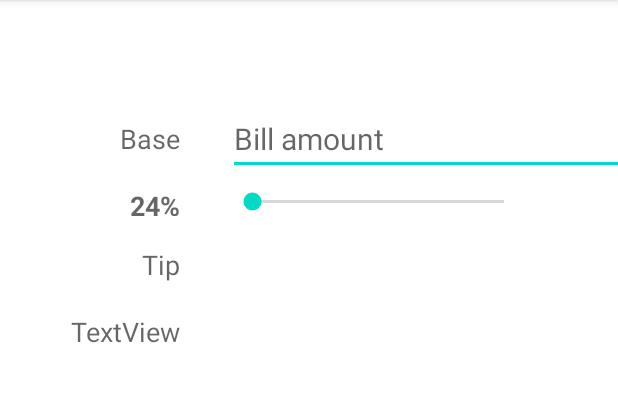
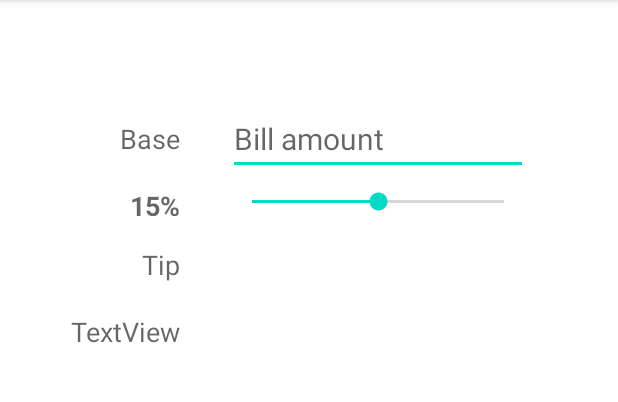
Before and after one commit to Mimitwinkle/Tippy, an Android app: the screen it shows after launch (MainActivity), on a phone screen of 412 x 824 dp, the part 84-486 px from its top. Run offline under Robolectric (Android 15) with nearby library versions, the phone set to English and light mode, and no system bars.

Commit message:
Basic functionality implemented

```diff
--- a/app/src/main/java/io/mimitwinkle/tippy/MainActivity.kt
+++ b/app/src/main/java/io/mimitwinkle/tippy/MainActivity.kt
@@ -1,11 +1,76 @@
 package io.mimitwinkle.tippy
 
+import android.content.ContentValues.TAG
 import androidx.appcompat.app.AppCompatActivity
 import android.os.Bundle
+import android.text.Editable
+import android.text.TextWatcher
+import android.util.Log
+import android.widget.EditText
+import android.widget.SeekBar
+import android.widget.TextView
 
+private const val TAG = "MainActivity"
+private const val INITIAL_TIP_PERCENT = 15
 class MainActivity : AppCompatActivity() {
+    private lateinit var etBaseAmount : EditText
+    private lateinit var seekBarTip : SeekBar
+    private lateinit var tvTipPercent : TextView
+    private lateinit var tvTipAmount : TextView
+    private lateinit var tvTotalAmount : TextView
+
     override fun onCreate(savedInstanceState: Bundle?) {
         super.onCreate(savedInstanceState)
         setContentView(R.layout.activity_main)
+        etBaseAmount = findViewById(R.id.etBaseAmount)
+        seekBarTip = findViewById(R.id.seekBarTip)
+        tvTipPercent = findViewById(R.id.tvTipPercentLabel)
+        tvTipAmount = findViewById(R.id.tvTipAmount)
+        tvTotalAmount = findViewById(R.id.tvTotalAmount)
+
+        seekBarTip.progress = INITIAL_TIP_PERCENT
+        tvTipPercent.text = "$INITIAL_TIP_PERCENT%"
+
+        seekBarTip.setOnSeekBarChangeListener(object: SeekBar.OnSeekBarChangeListener {
+            override fun onProgressChanged(seekBar: SeekBar?, progress: Int, fromUser: Boolean) {
+                //Log.i(TAG, "onProgressChanged: $progress")
+                tvTipPercent.text = "$progress%"
+                computeTipAndTotal()
+            }
+            override fun onStartTrackingTouch(p0: SeekBar?) {}
+            override fun onStopTrackingTouch(p0: SeekBar?) {}
+        })
+
+        etBaseAmount.addTextChangedListener(object: TextWatcher{
+            override fun beforeTextChanged(p0: CharSequence?, p1: Int, p2: Int, p3: Int) {}
+            override fun onTextChanged(p0: CharSequence?, p1: Int, p2: Int, p3: Int) {}
+
+            override fun afterTextChanged(s: Editable?) {
+                //Log.i(TAG, "afterTextChanged $s")
+                computeTipAndTotal()
+            }
+
+        })
+    }
+
+    private fun computeTipAndTotal() {
+        // First, check if base amount is empty
+        if(etBaseAmount.text.isEmpty()) {
+            tvTipAmount.text = ""
+            tvTotalAmount.text = ""
+            return
+        }
+
+        // Get bill base amount & tip percentage
+        val baseAmount = etBaseAmount.text.toString().toDouble()
+        val tipPercent = seekBarTip.progress
+
+        // Calculate tip amount & total amount
+        val tipAmount = baseAmount * tipPercent / 100
+        val totalAmount = baseAmount + tipAmount
+
+        // Display results
+        tvTipAmount.text = tipAmount.toString()
+        tvTotalAmount.text = totalAmount.toString()
     }
 }
--- a/app/src/main/res/layout/activity_main.xml
+++ b/app/src/main/res/layout/activity_main.xml
@@ -53,7 +53,7 @@
     <!-- Views on right side -->
     <EditText
         android:id="@+id/etBaseAmount"
-        android:layout_width="300dp"
+        android:layout_width="200dp"
         android:layout_height="wrap_content"
         android:layout_marginStart="32dp"
         android:ems="10"
```
